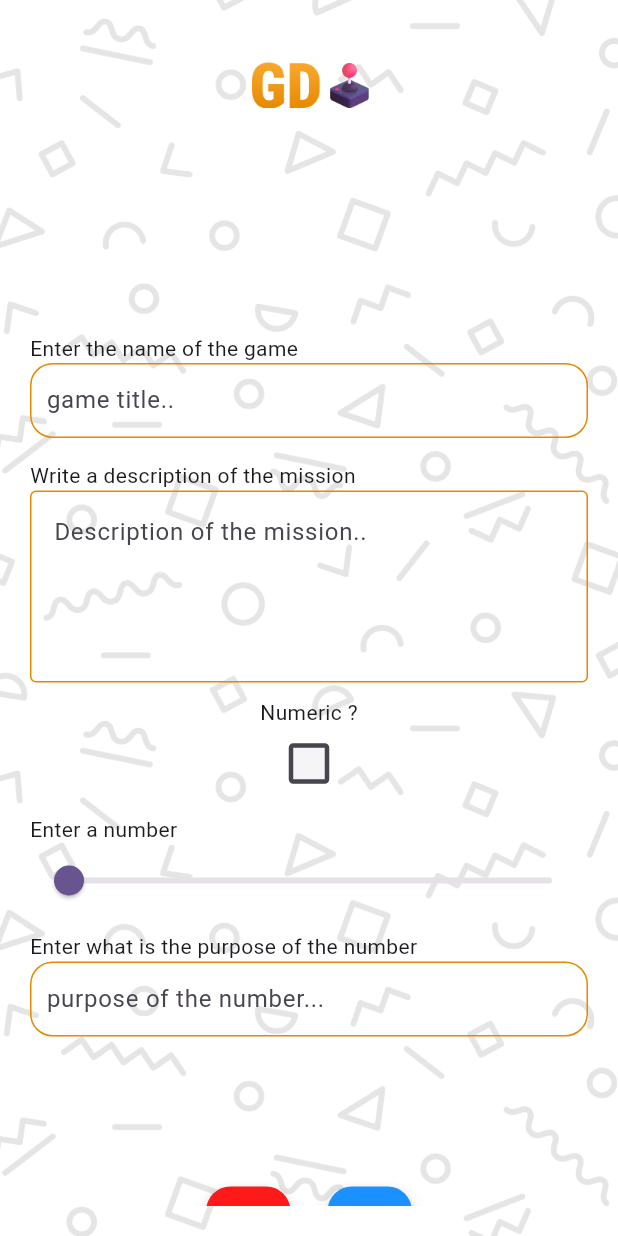
After one commit to ismail036/Gamer_Diary, a Flutter app: the MissionAdd screen opened directly, on a phone screen of 412 x 824 dp. The commit adds this screen. Run offline on Flutter 3.47's test engine with Material 3 defaults, Android fonts, the phone set to English and light mode, and no system bars; our stand-ins replace circular_countdown_timer, dropdown_button2, flutter_expandable_fab, flutter_svg, image_picker, sqflite; accounts and stored records are empty.

Commit message:
Mission Add page added

```diff
--- /dev/null
+++ b/lib/MissionAdd.dart
@@ -0,0 +1,215 @@
+import 'package:flutter/cupertino.dart';
+import 'package:flutter/material.dart';
+
+class MissionAdd extends StatelessWidget {
+  const MissionAdd({super.key});
+
+  @override
+  Widget build(BuildContext context) {
+    return Container(
+      decoration: BoxDecoration(
+        color: Colors.white,
+        image: DecorationImage(
+          image: AssetImage('assets/background.png'),
+          // Replace 'background_image.jpg' with your image path
+          fit: BoxFit
+              .cover, // You can change the BoxFit as per your requirement
+        ),
+      ),
+      child: Scaffold(
+        backgroundColor: Colors.transparent,
+        body: MissionAddBody(),
+        ),
+    );
+  }
+}
+
+
+class MissionAddBody extends StatefulWidget {
+  const MissionAddBody({super.key});
+
+  @override
+  State<MissionAddBody> createState() => _MissionAddBodyState();
+}
+
+class _MissionAddBodyState extends State<MissionAddBody> {
+
+  bool isChecked = false;
+  double _currentSliderValueintelligence = 0;
+
+  Color getColor(Set<MaterialState> states) {
+    const Set<MaterialState> interactiveStates = <MaterialState>{
+      MaterialState.pressed,
+      MaterialState.hovered,
+      MaterialState.focused,
+    };
+    if (states.any(interactiveStates.contains)) {
+      return Colors.blue;
+    }
+    return Color(0xffF5F5F7);
+  }
+
+  @override
+  Widget build(BuildContext context) {
+    return Container(
+      margin: EdgeInsets.all(20),
+      child: SingleChildScrollView(
+        scrollDirection: Axis.vertical,
+        child: Column(
+          crossAxisAlignment: CrossAxisAlignment.start,
+          children: [
+          SizedBox(height: 21,),
+        Center(
+          child: Image.asset(
+            'assets/appBarImage.png',
+            width: 80,
+          ), // Bu kısımda resmi gösterin
+        ),
+
+
+            SizedBox(height: 150,),
+
+
+            Text("Enter the name of the game",
+              textAlign: TextAlign.left,
+            ),
+            Container(
+              width: MediaQuery.of(context).size.width,
+              padding: EdgeInsets.symmetric(horizontal: 10),
+              decoration: BoxDecoration(
+                border: Border.all(
+                  color: Color(0xFFE58A00), // #E58A00 in hex
+                  width: 1.0, // 1px
+                ),
+                borderRadius: BorderRadius.circular(15),
+              ),
+              child: TextField(
+                decoration: InputDecoration(
+                  border: InputBorder.none,
+                  hintText: 'game title..',
+                ),
+              ),
+            ),
+
+            SizedBox(height: 15,),
+
+            Text("Write a description of the mission",
+              textAlign: TextAlign.left,
+            ),
+
+
+            TextField(
+              maxLines: 4,
+              style: TextStyle(color: Color(0xFFE58A00)),
+              decoration: InputDecoration(
+                hintText: "Description of the mission..",
+                enabledBorder: OutlineInputBorder(
+                  borderSide: BorderSide(color: Color(0xFFE58A00)),
+                ),
+                focusedBorder: OutlineInputBorder(
+                  borderSide: BorderSide(color: Color(0xFFE58A00)),
+                ),
+              ),
+            ),
+
+            SizedBox(height: 10,),
+
+            Center(
+              child: Text("Numeric ?"),
+            ),
+            Center(
+
+              child: Transform.scale(
+                scale: 1.5,
+                child: Checkbox(
+                  checkColor: Color(0xffE58A00),
+                  fillColor: MaterialStateProperty.resolveWith(getColor),
+                  value: isChecked,
+
+                  onChanged: (bool? value) {
+                    setState(() {
+                      isChecked = value!;
+                    });
+                  },
+                ),
+              ),
+            ),
+
+            SizedBox(height: 10,),
+
+            Text("Enter a number",
+              textAlign: TextAlign.left,
+            ),
+
+            Slider(
+              value: _currentSliderValueintelligence,
+              max: 100,
+              divisions: 100,
+              label: _currentSliderValueintelligence.round().toString(),
+              onChanged: (double value) {
+                setState(() {
+                  _currentSliderValueintelligence = value;
+                });
+              },
+            ),
+
+            SizedBox(height: 10,),
+
+            Text("Enter what is the purpose of the number",
+              textAlign: TextAlign.left,
+            ),
+            Container(
+              width: MediaQuery.of(context).size.width,
+              padding: EdgeInsets.symmetric(horizontal: 10),
+              decoration: BoxDecoration(
+                border: Border.all(
+                  color: Color(0xFFE58A00), // #E58A00 in hex
+                  width: 1.0, // 1px
+                ),
+                borderRadius: BorderRadius.circular(15),
+              ),
+              child: TextField(
+                decoration: InputDecoration(
+                  border: InputBorder.none,
+                  hintText: 'purpose of the number...',
+                ),
+              ),
+            ),
+
+            SizedBox(height: 100,),
+
+            Row(
+              mainAxisAlignment: MainAxisAlignment.center,
+              children: [
+                FloatingActionButton(
+                  onPressed: () {
+                    Navigator.of(context).pop();
+                  },
+                  backgroundColor: Color(0xffFF1A1A ),
+                  child: Icon(
+                    Icons.block_flipped,
+                    color: Colors.white,
+                  ),
+                ),
+                SizedBox(width: 25,),
+                FloatingActionButton(
+                  onPressed: () {
+                  },
+                  backgroundColor: Color(0xff1A91FF), // Change color as needed
+                  child: Icon(
+                    Icons.save,
+                    color: Colors.white,
+                  ),
+                ),
+              ],
+            ),
+
+
+
+
+        ]
+        ),
+      )
+    );
+  }
+}
--- a/lib/listOfMission.dart
+++ b/lib/listOfMission.dart
@@ -1,4 +1,6 @@
 import 'package:flutter/material.dart';
+
+import 'MissionAdd.dart';
 
 class ListOfMission extends StatelessWidget {
   const ListOfMission({super.key});
```
